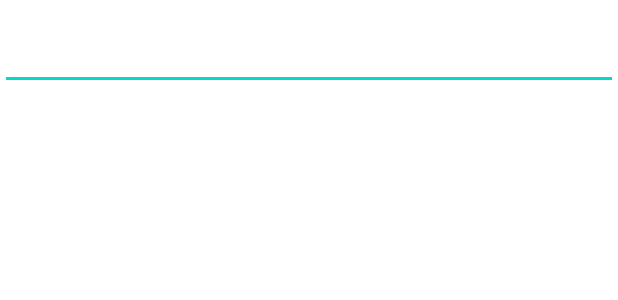
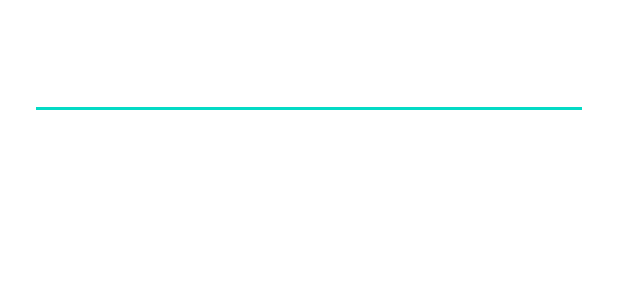
Before and after one commit to Paprii/Blood-Donation, an Android app: the layout activity_search.xml on its own in the app's theme, with its tools: preview values and no code run, on a phone screen of 412 x 824 dp. Shown: the top 300 px of the screen. Run offline under Robolectric (Android 15) with nearby library versions, the phone set to English and light mode, and no system bars.

Commit message:
transition to search Done

```diff
--- a/app/src/main/res/layout/activity_main.xml
+++ b/app/src/main/res/layout/activity_main.xml
@@ -82,7 +82,7 @@
         android:layout_width="match_parent"
         android:layout_height="wrap_content"
         android:layout_marginTop="20dp"
-        android:text="Login"
+        android:text="Search Donor"
         android:textAllCaps="true"
 
         android:textColor="#000000"/>
--- a/app/src/main/res/layout/activity_search.xml
+++ b/app/src/main/res/layout/activity_search.xml
@@ -8,14 +8,23 @@
     <AutoCompleteTextView
         android:id="@+id/activity_search_acv_autocomplete"
         android:layout_width="match_parent"
-        android:layout_height="60dp">
+        android:layout_marginLeft="20dp"
+        android:layout_height="60dp"
+        android:padding="10dp"
+        android:layout_marginTop="20dp"
+        android:layout_marginRight="20dp"
+        >
 
     </AutoCompleteTextView>
 
     <ListView
         android:id="@+id/activity_search_lv_search"
         android:layout_width="match_parent"
-        android:layout_height="match_parent">
+        android:layout_height="match_parent"
+        android:layout_marginLeft="20dp"
+        android:layout_marginRight="20dp"
+        android:layout_marginTop="100dp"
+        >
 
     </ListView>
 
```
Also changed, not shown: app/src/main/java/com/example/bfl/Profile.java (+8 -0 lines), app/src/main/java/com/example/bfl/Search.java (+34 -4 lines).
